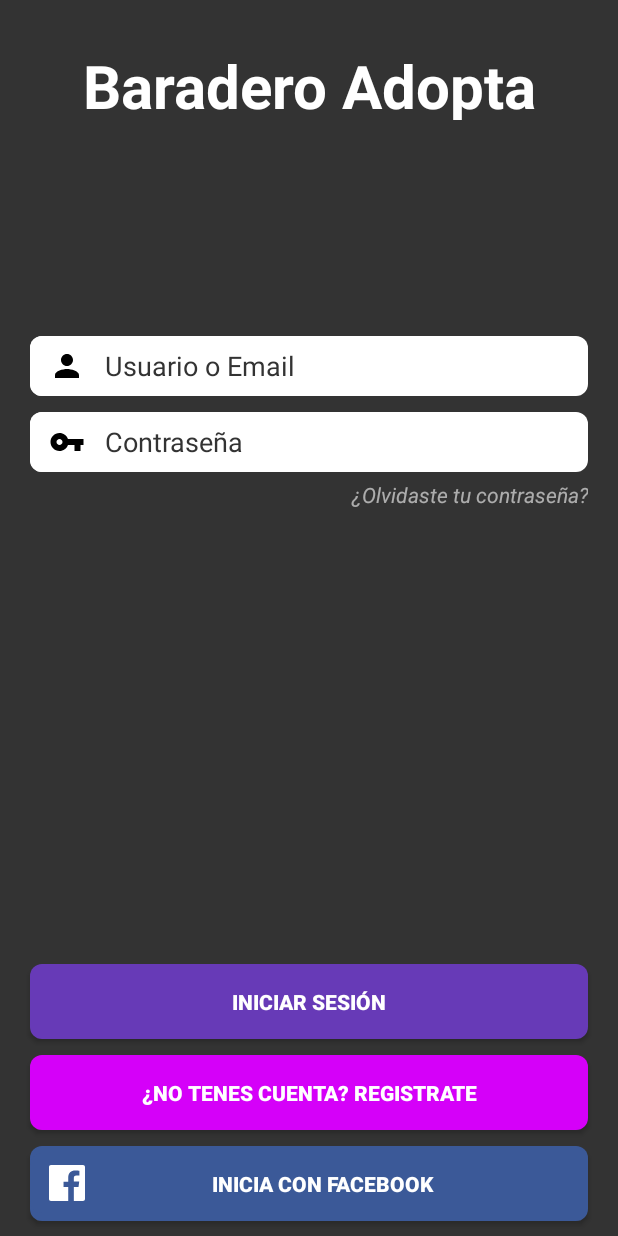
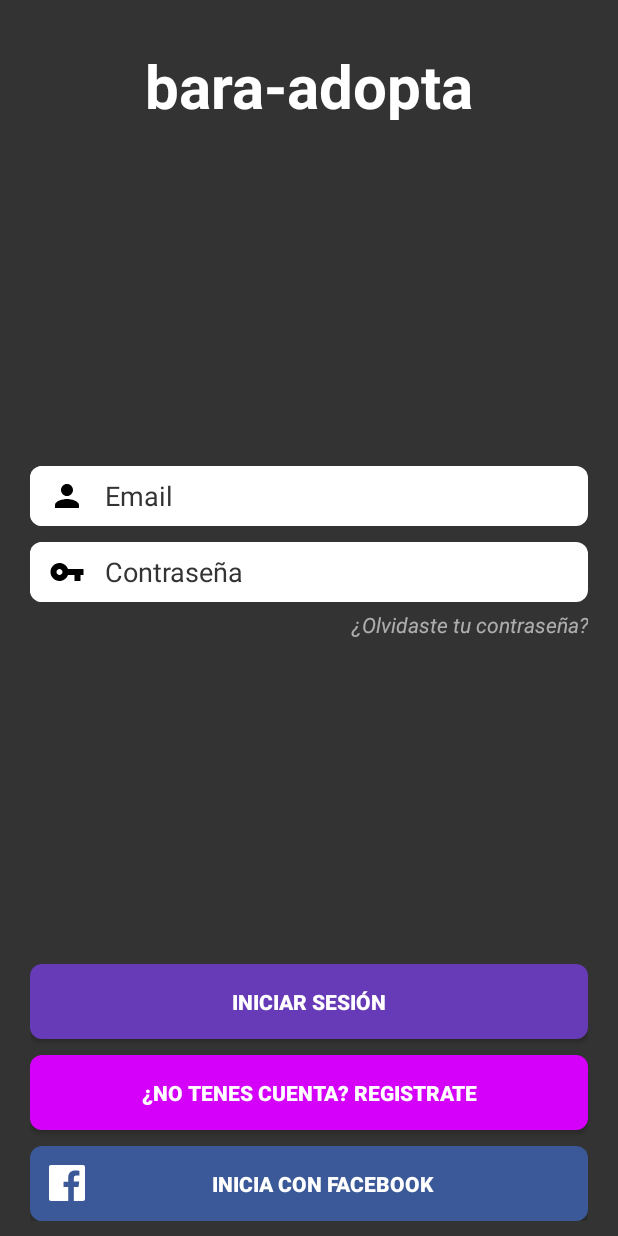
Before and after one commit to tumbichi/baradero-adopta, an Android app: the screen it shows after launch (LoginView), on a phone screen of 412 x 824 dp. Run offline under Robolectric (Android 15) with nearby library versions, the phone set to English and light mode, and no system bars; our stand-ins replace ButterKnife, Firebase (no records; nobody signed in at launch, a user with empty details on screens opened directly); libraries missing offline, so code that uses them is left out: com.facebook, com.facebook.login; plain views replace LoginButton; 1 statement that could not run was skipped.

Commit message:
Manejo de errores en el login, y arreglos en la vista de login para el soporte de multiples pantallas y versiones de Android

```diff
--- a/app/src/main/java/com/pity/appperros1/ui/login/LoginPresenter.java
+++ b/app/src/main/java/com/pity/appperros1/ui/login/LoginPresenter.java
@@ -16,8 +16,12 @@ import com.facebook.login.LoginManager;
 import com.facebook.login.LoginResult;
 import com.google.android.gms.tasks.OnCompleteListener;
 import com.google.android.gms.tasks.Task;
+import com.google.firebase.FirebaseTooManyRequestsException;
 import com.google.firebase.auth.AuthResult;
 import com.google.firebase.auth.FirebaseAuth;
+import com.google.firebase.auth.FirebaseAuthException;
+import com.google.firebase.auth.FirebaseAuthInvalidCredentialsException;
+import com.google.firebase.auth.FirebaseAuthInvalidUserException;
 import com.google.firebase.auth.FirebaseUser;
 import com.google.firebase.iid.FirebaseInstanceId;
 import com.google.firebase.iid.InstanceIdResult;
@@ -107,16 +111,27 @@ public class LoginPresenter extends BasePresenter<ILoginView> implements ILoginP
             @Override
             public void onComplete(@NonNull Task<AuthResult> task) {
                 if (!task.isSuccessful()){
-                    Log.e("LoginPresenter", "Cannot login user with email: " + email);
-                    return;
+                    try {
+                        throw task.getException();
+                    }catch (FirebaseAuthException e) {
+                        Log.e("LoginPresenter", e.getErrorCode() + ": " + e.getMessage());
+                        onAuthError(e.getErrorCode());
+                    }catch (FirebaseTooManyRequestsException e) {
+                        Log.e("LoginPresenter", "ERROR_TOO_MANY_REQUEST" + ": " + e.getMessage());
+                        onAuthError("ERROR_TOO_MANY_REQUEST");
+                    } catch (Exception e) {
+                        Log.e("LoginPresenter", e.getMessage());
+                        Log.e("LoginPresenter", e.getLocalizedMessage());
+                        Log.e("LoginPresenter", e.toString());
+                        e.printStackTrace();
                     }
+                }else{
                     FirebaseInstanceId.getInstance().getInstanceId().addOnCompleteListener(new OnCompleteListener<InstanceIdResult>() {
                         @Override
                         public void onComplete(@NonNull Task<InstanceIdResult> task) {
                             if (!task.isSuccessful()) {
-                            Log.e("LoginPresenter", "" + task.getException().getMessage());
+                                Log.e("LoginPresenter", "Hostia" + task.getException().getMessage());
                                 if (isViewAttached()) view.hideProgressBar();
-                            return;
                             }
                             String token = task.getResult().getToken();
 
@@ -125,7 +140,32 @@ public class LoginPresenter extends BasePresenter<ILoginView> implements ILoginP
                         }
                     });
                 }
+            }
         });
+    }
+
+    private void onAuthError(String errorCode){
+        if (!isViewAttached()) return;
+
+        switch (errorCode) {
+            case "ERROR_INVALID_EMAIL":
+                view.toast("Debe ingresar un email valido");
+                break;
+            case "ERROR_WRONG_PASSWORD":
+                view.toast("Contraseña invalida");
+                break;
+            case "ERROR_USER_NOT_FOUND":
+                view.toast("El usuario que intenta acceder no existe");
+                break;
+            case "ERROR_TOO_MANY_REQUEST":
+                view.toast("Supero el numero de intentos, intente de nuevo en unos minutos");
+                break;
+            default:
+                view.toast("Error inesperado, intente nuevamente");
+                break;
+        }
+
+        view.hideProgressBar();
     }
 
     @Override
--- a/app/src/main/java/com/pity/appperros1/ui/login/LoginView.java
+++ b/app/src/main/java/com/pity/appperros1/ui/login/LoginView.java
@@ -35,7 +35,7 @@ public class LoginView extends BaseActivity<ILoginPresenter> implements ILoginVi
     @BindView(R.id.text_view_login_olvidaste_password) TextView textViewOlvidasteContrasenia;
     @BindView(R.id.login_edit_text_usuario)  EditText editTextMail;
     @BindView(R.id.login_edit_text_password) EditText editTextContrasenia;
-    @BindView(R.id.login_progress_bar)  ProgressBar progressBar;
+
     private AlertDialog progressDialog;
 
     @Override
--- /dev/null
+++ b/app/src/main/res/drawable-v23/custom_start_button_facebook.xml
@@ -0,0 +1,18 @@
+<?xml version="1.0" encoding="utf-8"?>
+<layer-list xmlns:android="http://schemas.android.com/apk/res/android">
+    <item android:height="40dp"
+        android:width="50dp">
+        <shape
+            android:shape="rectangle">
+            <solid android:color="@color/facebook_color"/>
+            <corners android:bottomLeftRadius="8dp"
+                android:topLeftRadius="8dp"/>
+
+        </shape>
+    </item>
+    <item android:width="24dp"
+        android:height="24dp"
+
+        android:gravity="center"
+        android:drawable="@drawable/icon_facebook"/>
+</layer-list>
--- /dev/null
+++ b/app/src/main/res/drawable-v23/custom_start_edit_text_password.xml
@@ -0,0 +1,17 @@
+<?xml version="1.0" encoding="utf-8"?>
+<layer-list xmlns:android="http://schemas.android.com/apk/res/android">
+    <item android:height="40dp"
+        android:width="50dp">
+        <shape
+            android:shape="rectangle">
+            <solid android:color="@color/icons"/>
+            <corners android:bottomLeftRadius="8dp"
+                android:topLeftRadius="8dp"/>
+
+        </shape>
+    </item>
+    <item android:width="24dp"
+        android:height="24dp"
+        android:gravity="center"
+        android:drawable="@drawable/icon_key_black"/>
+</layer-list>
--- /dev/null
+++ b/app/src/main/res/drawable-v23/custom_start_edit_text_usuario.xml
@@ -0,0 +1,17 @@
+<?xml version="1.0" encoding="utf-8"?>
+<layer-list xmlns:android="http://schemas.android.com/apk/res/android">
+    <item android:height="40dp"
+        android:width="50dp">
+        <shape
+            android:shape="rectangle">
+            <solid android:color="@color/icons"/>
+            <corners android:bottomLeftRadius="8dp"
+                android:topLeftRadius="8dp"/>
+
+        </shape>
+    </item>
+    <item android:width="24dp"
+        android:height="24dp"
+        android:gravity="center"
+        android:drawable="@drawable/icon_perfil"/>
+</layer-list>
--- a/app/src/main/res/drawable/custom_start_button_facebook.xml
+++ b/app/src/main/res/drawable/custom_start_button_facebook.xml
@@ -1,18 +1,7 @@
 <?xml version="1.0" encoding="utf-8"?>
 <layer-list xmlns:android="http://schemas.android.com/apk/res/android">
-    <item android:height="40dp"
-        android:width="50dp">
-        <shape
-            android:shape="rectangle">
-            <solid android:color="@color/facebook_color"/>
-            <corners android:bottomLeftRadius="8dp"
-                android:topLeftRadius="8dp"/>
-
-        </shape>
-    </item>
-    <item android:width="24dp"
-        android:height="24dp"
-
+    <item
+        android:left="12px"
         android:gravity="center"
         android:drawable="@drawable/icon_facebook"/>
 </layer-list>
--- a/app/src/main/res/drawable/custom_start_edit_text_password.xml
+++ b/app/src/main/res/drawable/custom_start_edit_text_password.xml
@@ -1,17 +1,8 @@
 <?xml version="1.0" encoding="utf-8"?>
 <layer-list xmlns:android="http://schemas.android.com/apk/res/android">
-    <item android:height="40dp"
-        android:width="50dp">
-        <shape
-            android:shape="rectangle">
-            <solid android:color="@color/icons"/>
-            <corners android:bottomLeftRadius="8dp"
-                android:topLeftRadius="8dp"/>
-
-        </shape>
-    </item>
-    <item android:width="24dp"
-        android:height="24dp"
+    <item
+        android:left="8px"
+        android:right="8px"
         android:gravity="center"
         android:drawable="@drawable/icon_key_black"/>
 </layer-list>
--- a/app/src/main/res/drawable/custom_start_edit_text_usuario.xml
+++ b/app/src/main/res/drawable/custom_start_edit_text_usuario.xml
@@ -1,17 +1,8 @@
 <?xml version="1.0" encoding="utf-8"?>
 <layer-list xmlns:android="http://schemas.android.com/apk/res/android">
-    <item android:height="40dp"
-        android:width="50dp">
-        <shape
-            android:shape="rectangle">
-            <solid android:color="@color/icons"/>
-            <corners android:bottomLeftRadius="8dp"
-                android:topLeftRadius="8dp"/>
-
-        </shape>
-    </item>
-    <item android:width="24dp"
-        android:height="24dp"
+    <item
+        android:left="8px"
+        android:right="8px"
         android:gravity="center"
         android:drawable="@drawable/icon_perfil"/>
 </layer-list>
--- a/app/src/main/res/layout/activity_login.xml
+++ b/app/src/main/res/layout/activity_login.xml
@@ -14,14 +14,17 @@
         android:layout_width="match_parent"
         android:layout_height="match_parent"
         android:background="@color/background"
-        android:orientation="vertical">
+        android:orientation="vertical"
+        android:paddingStart="20dp"
+        android:paddingEnd="20dp"
+        android:paddingBottom="10dp">
 
         <TextView
             android:layout_width="match_parent"
             android:layout_height="50dp"
             android:layout_marginTop="30dp"
             android:gravity="center"
-            android:text="Baradero Adopta"
+            android:text="@string/app_name"
             android:textColor="@color/icons"
             android:textSize="40dp"
             android:textStyle="bold" />
@@ -41,73 +44,44 @@
                 android:id="@+id/login_edit_text_usuario"
                 android:layout_width="match_parent"
                 android:layout_height="40dp"
-                android:layout_marginLeft="20dp"
-                android:layout_marginRight="20dp"
+
                 android:layout_marginTop="20dp"
                 android:layout_marginBottom="5dp"
                 android:background="@drawable/custom_edit_text_white"
                 android:drawableStart="@drawable/custom_start_edit_text_usuario"
-                android:hint="Usuario o Email"
+                android:hint="@string/email"
                 android:textColorHint="@color/background"
                 android:textColor="@color/primary_text"
-                android:inputType="textEmailAddress"/>
+                android:inputType="textEmailAddress"
+                android:autofillHints="email" />
 
             <EditText
                 android:id="@+id/login_edit_text_password"
                 android:layout_width="match_parent"
                 android:layout_height="40dp"
                 android:layout_gravity="center"
-                android:layout_marginLeft="20dp"
-                android:layout_marginRight="20dp"
+
                 android:layout_marginTop="5dp"
                 android:layout_marginBottom="5dp"
                 android:background="@drawable/custom_edit_text_white"
                 android:drawableStart="@drawable/custom_start_edit_text_password"
-                android:hint="Contraseña"
+                android:hint="@string/contraseña"
                 android:textColorHint="@color/background"
                 android:inputType="textPassword"
                 android:textColor="@color/primary_text"
-                />
+                android:nextFocusDown="@id/login_button_iniciar_sesion"
+                android:autofillHints="password" />
 
             <TextView
                 android:id="@+id/text_view_login_olvidaste_password"
                 android:layout_width="match_parent"
                 android:layout_height="wrap_content"
                 android:gravity="end"
-                android:layout_marginEnd="20dp"
-                android:text="¿Olvidaste tu contraseña?"
+                android:text="@string/olvidaste_contraseña"
                 android:textColor="#9fff"
                 android:textStyle="italic" />
 
         </LinearLayout>
-
-        <View
-            android:layout_width="match_parent"
-            android:layout_height="0dp"
-            android:layout_weight="1"/>
-
-        <LinearLayout
-            android:layout_width="match_parent"
-            android:layout_height="50dp"
-            android:layout_gravity="center">
-            <View
-                android:layout_width="match_parent"
-                android:layout_height="0dp"
-                android:layout_weight="1"/>
-            <ProgressBar
-                android:id="@+id/login_progress_bar"
-                android:layout_width="wrap_content"
-                android:layout_height="wrap_content"
-                android:layout_gravity="center_horizontal"
-
-                android:visibility="gone" />
-            <View
-                android:layout_width="match_parent"
-                android:layout_height="0dp"
-                android:layout_weight="1"/>
-
-        </LinearLayout>
-
 
         <View
             android:layout_width="match_parent"
@@ -127,14 +101,13 @@
                 android:layout_width="match_parent"
                 android:layout_height="50dp"
 
-                android:layout_marginStart="20dp"
-                android:layout_marginEnd="20dp"
+
                 android:layout_marginTop="5dp"
                 android:layout_marginBottom="5dp"
 
                 android:background="@drawable/custom_button_purple"
 
-                android:text="Iniciar Sesión"
+                android:text="@string/iniciar_sesion"
                 android:textColor="@color/icons"
                 android:textStyle="bold" />
 
@@ -144,14 +117,13 @@
                 android:layout_width="match_parent"
                 android:layout_height="50dp"
 
-                android:layout_marginEnd="20dp"
-                android:layout_marginStart="20dp"
+
                 android:layout_marginTop="5dp"
                 android:layout_marginBottom="5dp"
 
                 android:background="@drawable/custom_button_pink"
 
-                android:text="¿No tenes cuenta? Registrate"
+                android:text="@string/registrate"
                 android:textColor="@color/icons"
                 android:textStyle="bold" />
 
@@ -171,16 +143,14 @@
                     android:layout_width="match_parent"
                     android:layout_height="50dp"
 
-                    android:layout_marginEnd="20dp"
-                    android:layout_marginStart="20dp"
+
                     android:layout_marginTop="5dp"
-                    android:layout_marginBottom="10dp"
 
                     android:background="@drawable/custom_buttom_facebook"
                     android:drawableStart="@drawable/custom_start_button_facebook"
                     android:gravity="center|start"
 
-                    android:text="Inicia con Facebook"
+                    android:text="@string/iniciar_sesion_con_fb"
                     android:textAlignment="center"
                     android:paddingEnd="32dp"
                     android:textColor="@color/icons"
@@ -189,7 +159,6 @@
 
         </LinearLayout>
 
-
     </LinearLayout>
 
 </RelativeLayout>
--- a/app/src/main/res/values/strings.xml
+++ b/app/src/main/res/values/strings.xml
@@ -1,9 +1,15 @@
 <resources>
-    <string name="app_name">baradero adopta</string>
+    <string name="app_name">bara-adopta</string>
     <string name="facebook_application_id" translatable="false">487946478633511</string>
     <string name="facebook_login_protocol_scheme" translatable="false">fb487946478633511</string>
     <string name="default_notification_channel_id">CH_01</string>
 
-    <string name="iniciando_sesion">Iniciando sesion</string>
-    <string name="aguarde">Aguarde unos segundos...</string>
+    <string name="email">Email</string>
+    <string name="contraseña">Contraseña</string>
+    <string name="olvidaste_contraseña">¿Olvidaste tu contraseña?</string>
+    <string name="iniciar_sesion">Iniciar Sesión</string>
+    <string name="iniciar_sesion_con_fb">Inicia con Facebook</string>
+    <string name="registrate">¿No tenes cuenta? Registrate</string>
+    <string name="iniciando_sesion">Iniciando sesión</string>
+    <string name="aguarde">Aguarde unos segundos…</string>
 </resources>
```
Lines whose indentation alone changed are shown as unchanged.
